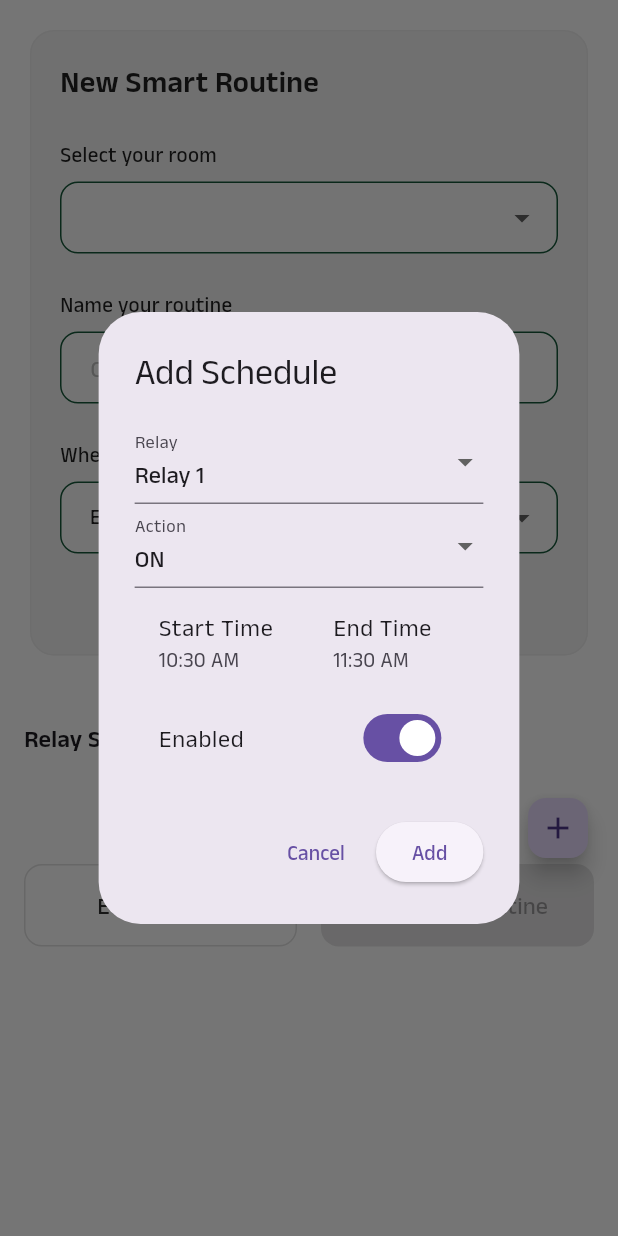
After one commit to 31SUFI/EnergyPulse, a Flutter app: the RoutineScreenContent screen opened directly, after a tap on the "add" icon, on a phone screen of 412 x 824 dp. The commit adds this screen. Run offline on Flutter 3.47's test engine with Material 3 defaults, Android fonts, the phone set to English and light mode, and no system bars; our stand-ins replace firebase_auth, firebase_core, firebase_database, fl_chart, flutter_local_notifications, flutter_svg and 3 more; accounts and stored records are empty.

Commit message:
draft: scheduling

```diff
--- /dev/null
+++ b/lib/features/routine/model/firebase_schedule_model.dart
@@ -0,0 +1,36 @@
+import 'package:flutter/material.dart';
+
+class FirebaseSchedule {
+  final String id;
+  final int relay;
+  final String action; // 'ON' or 'OFF'
+  final String startTime; // 'HH:mm'
+  final String endTime;   // 'HH:mm'
+  final bool enabled;
+
+  FirebaseSchedule({
+    required this.id,
+    required this.relay,
+    required this.action,
+    required this.startTime,
+    required this.endTime,
+    required this.enabled,
+  });
+
+  factory FirebaseSchedule.fromMap(String id, Map data) => FirebaseSchedule(
+    id: id,
+    relay: data['relay'],
+    action: data['action'],
+    startTime: data['startTime'],
+    endTime: data['endTime'],
+    enabled: data['enabled'] ?? false,
+  );
+
+  Map<String, dynamic> toMap() => {
+    'relay': relay,
+    'action': action,
+    'startTime': startTime,
+    'endTime': endTime,
+    'enabled': enabled,
+  };
+}
--- /dev/null
+++ b/lib/features/routine/provider/firebase_schedule_provider.dart
@@ -0,0 +1,39 @@
+import 'package:flutter/material.dart';
+import 'package:firebase_database/firebase_database.dart';
+import '../model/firebase_schedule_model.dart';
+
+class FirebaseScheduleProvider with ChangeNotifier {
+  final DatabaseReference _db = FirebaseDatabase.instance.ref();
+  List<FirebaseSchedule> _schedules = [];
+
+  List<FirebaseSchedule> get schedules => _schedules;
+
+  FirebaseScheduleProvider() {
+    listenToSchedules();
+  }
+
+  void listenToSchedules() {
+    _db.child('schedules').onValue.listen((event) {
+      final value = event.snapshot.value;
+final schedulesMap = value is Map
+    ? Map<String, dynamic>.from(value as Map)
+    : <String, dynamic>{};
+      _schedules = schedulesMap.entries.map((e) =>
+        FirebaseSchedule.fromMap(e.key, Map<String, dynamic>.from(e.value))
+      ).toList();
+      notifyListeners();
+    });
+  }
+
+  Future<void> createSchedule(FirebaseSchedule schedule) async {
+    await _db.child('schedules').push().set(schedule.toMap());
+  }
+
+  Future<void> updateSchedule(String id, Map<String, dynamic> updates) async {
+    await _db.child('schedules/$id').update(updates);
+  }
+
+  Future<void> deleteSchedule(String id) async {
+    await _db.child('schedules/$id').remove();
+  }
+}
--- /dev/null
+++ b/lib/features/routine/view/firebase_schedule_screen.dart
@@ -0,0 +1,149 @@
+import 'package:flutter/material.dart';
+import 'package:provider/provider.dart';
+import '../provider/firebase_schedule_provider.dart';
+import '../widgets/firebase_schedule_card.dart';
+import '../model/firebase_schedule_model.dart';
+
+class FirebaseScheduleScreen extends StatelessWidget {
+  const FirebaseScheduleScreen({Key? key}) : super(key: key);
+
+  @override
+  Widget build(BuildContext context) {
+    return ChangeNotifierProvider(
+      create: (_) => FirebaseScheduleProvider(),
+      child: const FirebaseScheduleScreenContent(),
+    );
+  }
+}
+
+class FirebaseScheduleScreenContent extends StatelessWidget {
+  const FirebaseScheduleScreenContent({Key? key}) : super(key: key);
+
+  @override
+  Widget build(BuildContext context) {
+    final provider = context.watch<FirebaseScheduleProvider>();
+    return Scaffold(
+      appBar: AppBar(title: const Text('Relay Schedules')),
+      body: ListView(
+        padding: const EdgeInsets.all(16),
+        children: provider.schedules.map((schedule) =>
+          FirebaseScheduleCard(schedule: schedule, provider: provider)
+        ).toList(),
+      ),
+      floatingActionButton: FloatingActionButton(
+        onPressed: () async {
+          await showDialog(
+            context: context,
+            builder: (context) => _AddScheduleDialog(provider: provider),
+          );
+        },
+        child: const Icon(Icons.add),
+      ),
+    );
+  }
+}
+
+class _AddScheduleDialog extends StatefulWidget {
+  final FirebaseScheduleProvider provider;
+  const _AddScheduleDialog({required this.provider});
+
+  @override
+  State<_AddScheduleDialog> createState() => _AddScheduleDialogState();
+}
+
+class _AddScheduleDialogState extends State<_AddScheduleDialog> {
+  int relay = 1;
+  String action = 'ON';
+  TimeOfDay startTime = TimeOfDay.now();
+  TimeOfDay endTime = TimeOfDay.now().replacing(hour: TimeOfDay.now().hour + 1);
+  bool enabled = true;
+
+  @override
+  Widget build(BuildContext context) {
+    return AlertDialog(
+      title: const Text('Add Schedule'),
+      content: SingleChildScrollView(
+        child: Column(
+          mainAxisSize: MainAxisSize.min,
+          children: [
+            DropdownButtonFormField<int>(
+              value: relay,
+              items: List.generate(4, (i) => i + 1)
+                  .map((e) => DropdownMenuItem(value: e, child: Text('Relay $e')))
+                  .toList(),
+              onChanged: (val) => setState(() => relay = val ?? 1),
+              decoration: const InputDecoration(labelText: 'Relay'),
+            ),
+            DropdownButtonFormField<String>(
+              value: action,
+              items: ['ON', 'OFF']
+                  .map((e) => DropdownMenuItem(value: e, child: Text(e)))
+                  .toList(),
+              onChanged: (val) => setState(() => action = val ?? 'ON'),
+              decoration: const InputDecoration(labelText: 'Action'),
+            ),
+            Row(
+              children: [
+                Expanded(
+                  child: ListTile(
+                    title: const Text('Start Time'),
+                    subtitle: Text('${startTime.format(context)}'),
+                    onTap: () async {
+                      final picked = await showTimePicker(
+                        context: context,
+                        initialTime: startTime,
+                      );
+                      if (picked != null) setState(() => startTime = picked);
+                    },
+                  ),
+                ),
+                Expanded(
+                  child: ListTile(
+                    title: const Text('End Time'),
+                    subtitle: Text('${endTime.format(context)}'),
+                    onTap: () async {
+                      final picked = await showTimePicker(
+                        context: context,
+                        initialTime: endTime,
+                      );
+                      if (picked != null) setState(() => endTime = picked);
+                    },
+                  ),
+                ),
+              ],
+            ),
+            SwitchListTile(
+              value: enabled,
+              onChanged: (val) => setState(() => enabled = val),
+              title: const Text('Enabled'),
+            ),
+          ],
+        ),
+      ),
+      actions: [
+        TextButton(
+          onPressed: () => Navigator.of(context).pop(),
+          child: const Text('Cancel'),
+        ),
+        ElevatedButton(
+          onPressed: () {
+            widget.provider.createSchedule(
+              FirebaseSchedule(
+                id: '',
+                relay: relay,
+                action: action,
+                startTime: _formatTime(startTime),
+                endTime: _formatTime(endTime),
+                enabled: enabled,
+              ),
+            );
+            Navigator.of(context).pop();
+          },
+          child: const Text('Add'),
+        ),
+      ],
+    );
+  }
+
+  String _formatTime(TimeOfDay t) => '${t.hour.toString().padLeft(2, '0')}:${t.minute.toString().padLeft(2, '0')}';
+}
--- a/lib/features/routine/view/routine_screen.dart
+++ b/lib/features/routine/view/routine_screen.dart
@@ -5,6 +5,7 @@ import '../../../features/home_screen/model/space_model.dart';
 import '../../../features/home_screen/providers/space_provider.dart';
 import '../provider/routine_provider.dart';
 import '../widgets/device_routine_card.dart';
+import 'routine_screen_content_extension.dart';
 
 class RoutineScreen extends StatelessWidget {
   const RoutineScreen({super.key});
@@ -28,7 +29,6 @@ class RoutineScreenContent extends StatelessWidget {
 
     return Scaffold(
       backgroundColor: Colors.white,
-
       body: SingleChildScrollView(
         child: Padding(
           padding: const EdgeInsets.all(16),
@@ -229,6 +229,9 @@ class RoutineScreenContent extends StatelessWidget {
               ),
               const SizedBox(height: 16),
 
+              // Relay Scheduling Section
+              const RelayScheduleSection(),
+
               // Action Buttons
               Row(
                 children: [
--- /dev/null
+++ b/lib/features/routine/view/routine_screen_content_extension.dart
@@ -0,0 +1,156 @@
+import 'package:energy_meter_app/features/routine/model/firebase_schedule_model.dart';
+import 'package:flutter/material.dart';
+import 'package:provider/provider.dart';
+import '../provider/firebase_schedule_provider.dart';
+import '../widgets/firebase_schedule_card.dart';
+
+/// Extension widget to be included in RoutineScreenContent for relay scheduling
+class RelayScheduleSection extends StatelessWidget {
+  const RelayScheduleSection({Key? key}) : super(key: key);
+
+  @override
+  Widget build(BuildContext context) {
+    return ChangeNotifierProvider(
+      create: (_) => FirebaseScheduleProvider(),
+      child: const _RelayScheduleSectionContent(),
+    );
+  }
+}
+
+class _RelayScheduleSectionContent extends StatelessWidget {
+  const _RelayScheduleSectionContent({Key? key}) : super(key: key);
+
+  @override
+  Widget build(BuildContext context) {
+    final provider = context.watch<FirebaseScheduleProvider>();
+    return Column(
+      crossAxisAlignment: CrossAxisAlignment.start,
+      children: [
+        const SizedBox(height: 24),
+        const Text('Relay Schedules', style: TextStyle(fontSize: 16, fontWeight: FontWeight.bold)),
+        const SizedBox(height: 12),
+        ...provider.schedules.map((schedule) =>
+          FirebaseScheduleCard(schedule: schedule, provider: provider)
+        ),
+        const SizedBox(height: 12),
+        Align(
+          alignment: Alignment.centerRight,
+          child: FloatingActionButton.small(
+            onPressed: () async {
+              await showDialog(
+                context: context,
+                builder: (context) => _AddScheduleDialog(provider: provider),
+              );
+            },
+            child: const Icon(Icons.add),
+          ),
+        ),
+      ],
+    );
+  }
+}
+
+class _AddScheduleDialog extends StatefulWidget {
+  final FirebaseScheduleProvider provider;
+  const _AddScheduleDialog({required this.provider});
+
+  @override
+  State<_AddScheduleDialog> createState() => _AddScheduleDialogState();
+}
+
+class _AddScheduleDialogState extends State<_AddScheduleDialog> {
+  int relay = 1;
+  String action = 'ON';
+  TimeOfDay startTime = TimeOfDay.now();
+  TimeOfDay endTime = TimeOfDay.now().replacing(hour: TimeOfDay.now().hour + 1);
+  bool enabled = true;
+
+  @override
+  Widget build(BuildContext context) {
+    return AlertDialog(
+      title: const Text('Add Schedule'),
+      content: SingleChildScrollView(
+        child: Column(
+          mainAxisSize: MainAxisSize.min,
+          children: [
+            DropdownButtonFormField<int>(
+              value: relay,
+              items: List.generate(4, (i) => i + 1)
+                  .map((e) => DropdownMenuItem(value: e, child: Text('Relay $e')))
+                  .toList(),
+              onChanged: (val) => setState(() => relay = val ?? 1),
+              decoration: const InputDecoration(labelText: 'Relay'),
+            ),
+            DropdownButtonFormField<String>(
+              value: action,
+              items: ['ON', 'OFF']
+                  .map((e) => DropdownMenuItem(value: e, child: Text(e)))
+                  .toList(),
+              onChanged: (val) => setState(() => action = val ?? 'ON'),
+              decoration: const InputDecoration(labelText: 'Action'),
+            ),
+            Row(
+              children: [
+                Expanded(
+                  child: ListTile(
+                    title: const Text('Start Time'),
+                    subtitle: Text('${startTime.format(context)}'),
+                    onTap: () async {
+                      final picked = await showTimePicker(
+                        context: context,
+                        initialTime: startTime,
+                      );
+                      if (picked != null) setState(() => startTime = picked);
+                    },
+                  ),
+                ),
+                Expanded(
+                  child: ListTile(
+                    title: const Text('End Time'),
+                    subtitle: Text('${endTime.format(context)}'),
+                    onTap: () async {
+                      final picked = await showTimePicker(
+                        context: context,
+                        initialTime: endTime,
+                      );
+                      if (picked != null) setState(() => endTime = picked);
+                    },
+                  ),
+                ),
+              ],
+            ),
+            SwitchListTile(
+              value: enabled,
+              onChanged: (val) => setState(() => enabled = val),
+              title: const Text('Enabled'),
+            ),
+          ],
+        ),
+      ),
+      actions: [
+        TextButton(
+          onPressed: () => Navigator.of(context).pop(),
+          child: const Text('Cancel'),
+        ),
+        ElevatedButton(
+          onPressed: () {
+            widget.provider.createSchedule(
+              FirebaseSchedule(
+                id: '',
+                relay: relay,
+                action: action,
+                startTime: _formatTime(startTime),
+                endTime: _formatTime(endTime),
+                enabled: enabled,
+              ),
+            );
+            Navigator.of(context).pop();
+          },
+          child: const Text('Add'),
+        ),
+      ],
+    );
+  }
+
+  String _formatTime(TimeOfDay t) => '${t.hour.toString().padLeft(2, '0')}:${t.minute.toString().padLeft(2, '0')}';
+}
--- /dev/null
+++ b/lib/features/routine/widgets/firebase_schedule_card.dart
@@ -0,0 +1,49 @@
+import 'package:flutter/material.dart';
+import '../model/firebase_schedule_model.dart';
+import '../provider/firebase_schedule_provider.dart';
+
+class FirebaseScheduleCard extends StatelessWidget {
+  final FirebaseSchedule schedule;
+  final FirebaseScheduleProvider provider;
+
+  const FirebaseScheduleCard({
+    Key? key,
+    required this.schedule,
+    required this.provider,
+  }) : super(key: key);
+
+  @override
+  Widget build(BuildContext context) {
+    final isActive = _isScheduleActive(schedule.startTime, schedule.endTime, TimeOfDay.now());
+    return Card(
+      margin: const EdgeInsets.symmetric(vertical: 8),
+      child: ListTile(
+        leading: CircleAvatar(child: Text(schedule.relay.toString())),
+        title: Text('Relay ${schedule.relay} - ${schedule.action}'),
+        subtitle: Text('${schedule.startTime} - ${schedule.endTime} • ${isActive ? "Active Now" : "Upcoming"}'),
+        trailing: Row(
+          mainAxisSize: MainAxisSize.min,
+          children: [
+            Switch(
+              value: schedule.enabled,
+              onChanged: (val) => provider.updateSchedule(schedule.id, {'enabled': val}),
+            ),
+            IconButton(
+              icon: const Icon(Icons.delete),
+              onPressed: () => provider.deleteSchedule(schedule.id),
+            ),
+          ],
+        ),
+      ),
+    );
+  }
+
+  bool _isScheduleActive(String start, String end, TimeOfDay now) {
+    final startParts = start.split(':').map(int.parse).toList();
+    final endParts = end.split(':').map(int.parse).toList();
+    final nowMinutes = now.hour * 60 + now.minute;
+    final startMinutes = startParts[0] * 60 + startParts[1];
+    final endMinutes = endParts[0] * 60 + endParts[1];
+    return nowMinutes >= startMinutes && nowMinutes < endMinutes;
+  }
+}
```
